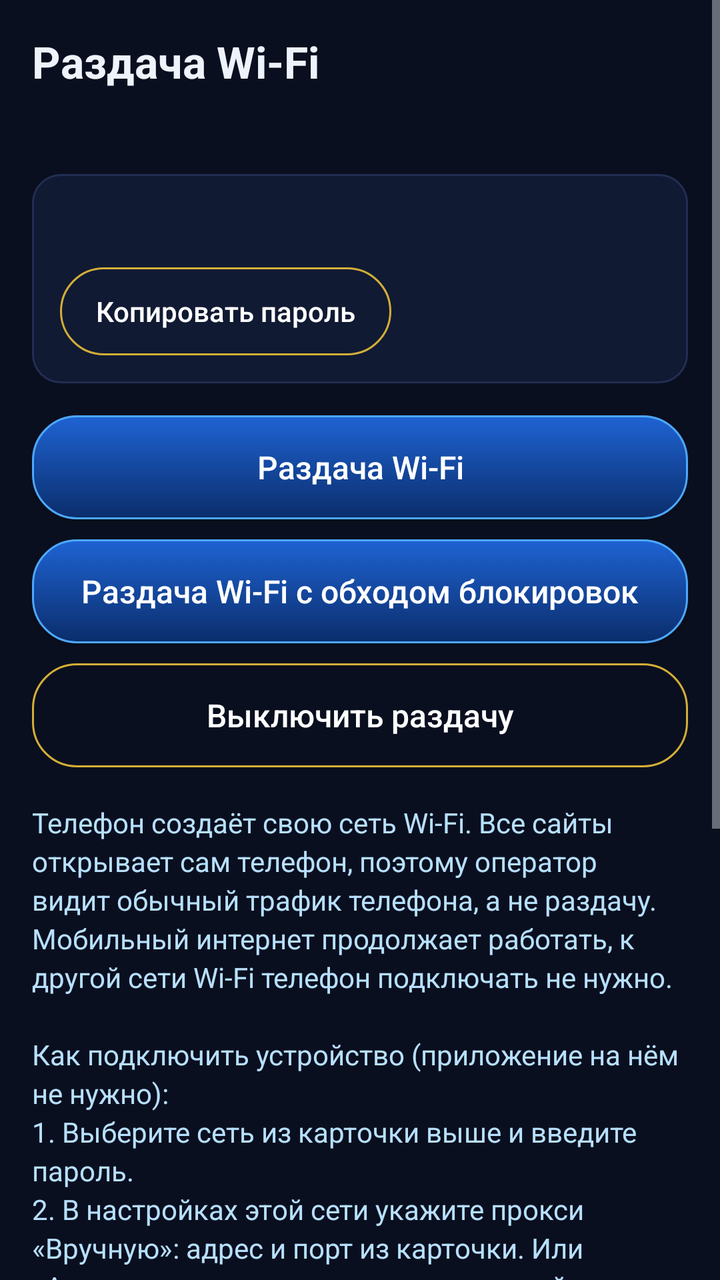
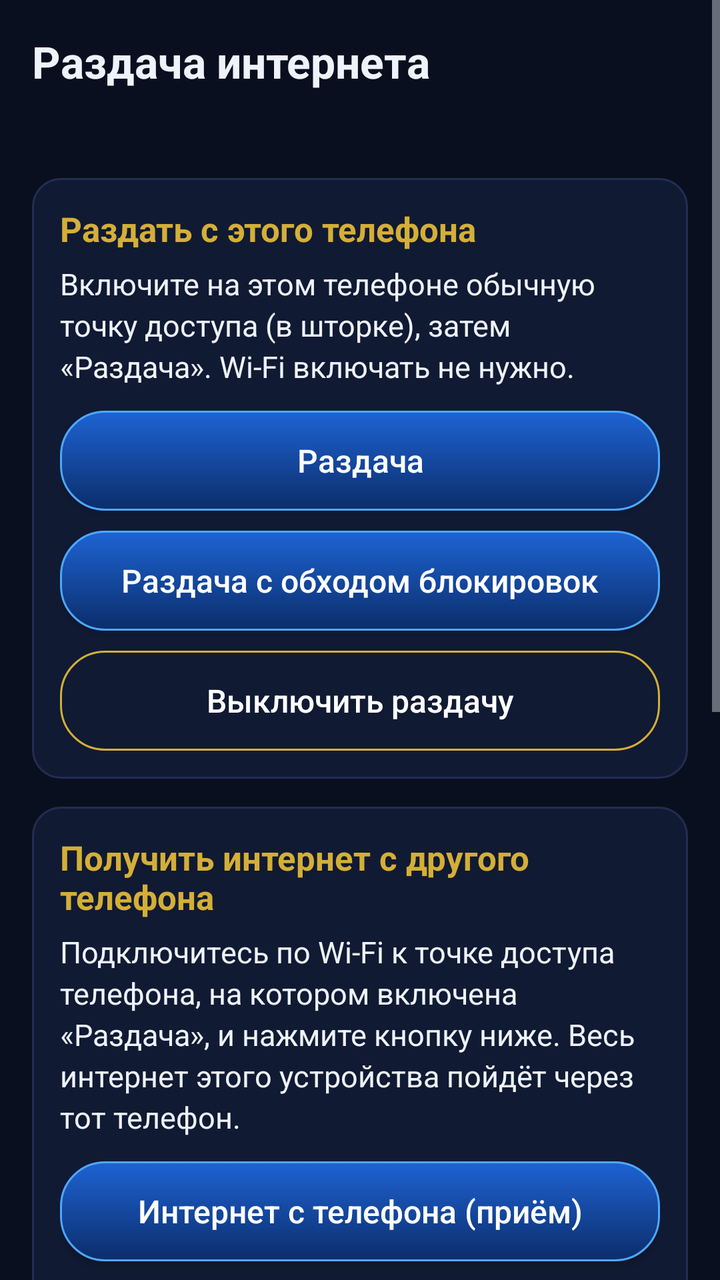

Compare the two renders of this Android layout. The source of the first and the diff that turns it into the second are given below.
<!-- AndroidManifest.xml: application theme AppTheme -->
<!-- res/layout/activity_share.xml -->
<?xml version="1.0" encoding="utf-8"?>
<ScrollView xmlns:android="http://schemas.android.com/apk/res/android"
    android:layout_width="match_parent"
    android:layout_height="match_parent">

    <LinearLayout
        android:layout_width="match_parent"
        android:layout_height="wrap_content"
        android:orientation="vertical"
        android:padding="16dp">

        <TextView
            android:layout_width="wrap_content"
            android:layout_height="wrap_content"
            android:text="@string/share_title"
            android:textColor="@color/text"
            android:textSize="22sp"
            android:textStyle="bold" />

        <TextView
            android:id="@+id/shareStatus"
            android:layout_width="match_parent"
            android:layout_height="wrap_content"
            android:layout_marginTop="8dp"
            android:textColor="@color/gold_light"
            android:textSize="16sp" />

        <LinearLayout
            android:id="@+id/shareCard"
            android:layout_width="match_parent"
            android:layout_height="wrap_content"
            android:layout_marginTop="12dp"
            android:background="@drawable/card"
            android:orientation="vertical"
            android:padding="14dp">

            <TextView
                android:id="@+id/shareInfo"
                android:layout_width="match_parent"
                android:layout_height="wrap_content"
                android:lineSpacingExtra="4dp"
                android:textColor="@color/text"
                android:textIsSelectable="true"
                android:textSize="17sp" />

            <Button
                android:id="@+id/sharePassCopy"
                android:layout_width="wrap_content"
                android:layout_height="44dp"
                android:layout_marginTop="10dp"
                android:background="@drawable/btn_ghost"
                android:focusable="true"
                android:paddingStart="18dp"
                android:paddingEnd="18dp"
                android:text="@string/share_copy_pass"
                android:textAllCaps="false"
                android:textColor="#FFFFFF" />
        </LinearLayout>

        <Button
            android:id="@+id/shareOnly"
            android:layout_width="match_parent"
            android:layout_height="52dp"
            android:layout_marginTop="16dp"
            android:background="@drawable/btn_primary"
            android:focusable="true"
            android:text="@string/mode_share"
            android:textAllCaps="false"
            android:textColor="#FFFFFF"
            android:textSize="16sp" />

        <Button
            android:id="@+id/shareBoth"
            android:layout_width="match_parent"
            android:layout_height="52dp"
            android:layout_marginTop="10dp"
            android:background="@drawable/btn_primary"
            android:focusable="true"
            android:text="@string/mode_both"
            android:textAllCaps="false"
            android:textColor="#FFFFFF"
            android:textSize="16sp" />

        <Button
            android:id="@+id/shareStop"
            android:layout_width="match_parent"
            android:layout_height="52dp"
            android:layout_marginTop="10dp"
            android:background="@drawable/btn_ghost"
            android:focusable="true"
            android:text="@string/share_stop"
            android:textAllCaps="false"
            android:textColor="#FFFFFF"
            android:textSize="16sp" />

        <TextView
            android:layout_width="match_parent"
            android:layout_height="wrap_content"
            android:layout_marginTop="18dp"
            android:lineSpacingExtra="3dp"
            android:text="@string/share_help"
            android:textColor="@color/light"
            android:textSize="14sp" />
    </LinearLayout>
</ScrollView>
<!-- resources referenced by this layout -->
<resources>
  <color name="gold_light">#F7E7B8</color>
  <color name="light">#B7E0FF</color>
  <color name="text">#EEF3FB</color>
  <!-- drawable btn_ghost (drawable) -->
  <?xml version="1.0" encoding="utf-8"?>
  <selector xmlns:android="http://schemas.android.com/apk/res/android">
      <item android:state_focused="true">
          <shape android:shape="rectangle">
              <solid android:color="#18264A" />
              <stroke android:width="2dp" android:color="@color/gold" />
              <corners android:radius="22dp" />
          </shape>
      </item>
      <item>
          <shape android:shape="rectangle">
              <solid android:color="@android:color/transparent" />
              <stroke android:width="1dp" android:color="@color/gold" />
              <corners android:radius="22dp" />
          </shape>
      </item>
  </selector>
  <!-- drawable card (drawable) -->
  <?xml version="1.0" encoding="utf-8"?>
  <shape xmlns:android="http://schemas.android.com/apk/res/android" android:shape="rectangle">
      <solid android:color="@color/card" />
      <stroke android:width="1dp" android:color="@color/line" />
      <corners android:radius="14dp" />
  </shape>
  <string name="mode_both">Раздача Wi-Fi с обходом блокировок</string>
  <string name="mode_share">Раздача Wi-Fi</string>
  <string name="share_copy_pass">Копировать пароль</string>
  <string name="share_help">Телефон создаёт свою сеть Wi-Fi. Все сайты открывает сам телефон, поэтому оператор видит обычный трафик телефона, а не раздачу. Мобильный интернет продолжает работать, к другой сети Wi-Fi телефон подключать не нужно.\n\nКак подключить устройство (приложение на нём не нужно):\n1. Выберите сеть из карточки выше и введите пароль.\n2. В настройках этой сети укажите прокси «Вручную»: адрес и порт из карточки. Или «Автоматически» — ссылку автонастройки.\n• Android и Android TV: Wi-Fi → сеть → Дополнительно → Прокси.\n• iPhone и iPad: Wi-Fi → (i) у сети → Настройка прокси.\n• Windows: Параметры → Сеть → Прокси → Вручную.\n3. Проверка: откройте в браузере адрес прокси (http://192.168.49.1:8282) — должно быть «раздача работает».\n\nОграничения: телевизоры Samsung и LG не умеют прокси. Работают приложения, которые используют прокси системы (браузеры, YouTube, большинство приложений); некоторые игры и звонки — нет. Телефон должен оставаться рядом (Wi-Fi Direct — около 20–50 м).</string>
  <string name="share_stop">Выключить раздачу</string>
  <string name="share_title">Раздача Wi-Fi</string>
  <style name="AppTheme" parent="android:Theme.DeviceDefault">
          <item name="android:windowBackground">@color/bg</item>
          <item name="android:colorAccent">@color/accent</item>
          <item name="android:statusBarColor">@color/bg</item>
          <item name="android:navigationBarColor">@color/bg</item>
      </style>
  <color name="gold">#D4AF37</color>
  <color name="royal">#1E63D3</color>
  <color name="deep">#0B2D6B</color>
  <color name="accent">#4DA8FF</color>
  <color name="card">#111A33</color>
  <color name="line">#222E52</color>
  <color name="bg">#0A0F1F</color>
  <!-- unchanged entries left out for length: 1 -->
</resources>

<!-- the commit's change to res/layout/activity_share.xml (unified diff, before → after) -->
@@ -25,70 +25,130 @@
             android:textColor="@color/gold_light"
             android:textSize="16sp" />
 
+        
         <LinearLayout
-            android:id="@+id/shareCard"
             android:layout_width="match_parent"
             android:layout_height="wrap_content"
-            android:layout_marginTop="12dp"
+            android:layout_marginTop="14dp"
             android:background="@drawable/card"
             android:orientation="vertical"
             android:padding="14dp">
 
             <TextView
+                android:layout_width="wrap_content"
+                android:layout_height="wrap_content"
+                android:text="@string/share_give_title"
+                android:textColor="@color/gold"
+                android:textSize="17sp"
+                android:textStyle="bold" />
+
+            <TextView
                 android:id="@+id/shareInfo"
                 android:layout_width="match_parent"
                 android:layout_height="wrap_content"
-                android:lineSpacingExtra="4dp"
+                android:layout_marginTop="6dp"
+                android:lineSpacingExtra="3dp"
+                android:text="@string/share_give_hint"
                 android:textColor="@color/text"
                 android:textIsSelectable="true"
-                android:textSize="17sp" />
+                android:textSize="15sp" />
 
             <Button
-                android:id="@+id/sharePassCopy"
-                android:layout_width="wrap_content"
-                android:layout_height="44dp"
+                android:id="@+id/shareOnly"
+                android:layout_width="match_parent"
+                android:layout_height="50dp"
+                android:layout_marginTop="12dp"
+                android:background="@drawable/btn_primary"
+                android:focusable="true"
+                android:text="@string/mode_share"
+                android:textAllCaps="false"
+                android:textColor="#FFFFFF"
+                android:textSize="16sp" />
+
+            <Button
+                android:id="@+id/shareBoth"
+                android:layout_width="match_parent"
+                android:layout_height="50dp"
+                android:layout_marginTop="10dp"
+                android:background="@drawable/btn_primary"
+                android:focusable="true"
+                android:text="@string/mode_both"
+                android:textAllCaps="false"
+                android:textColor="#FFFFFF"
+                android:textSize="16sp" />
+
+            <Button
+                android:id="@+id/shareStop"
+                android:layout_width="match_parent"
+                android:layout_height="50dp"
                 android:layout_marginTop="10dp"
                 android:background="@drawable/btn_ghost"
                 android:focusable="true"
-                android:paddingStart="18dp"
-                android:paddingEnd="18dp"
-                android:text="@string/share_copy_pass"
+                android:text="@string/share_stop"
                 android:textAllCaps="false"
-                android:textColor="#FFFFFF" />
+                android:textColor="#FFFFFF"
+                android:textSize="16sp" />
+        </LinearLayout>
+
+        
+        <LinearLayout
+            android:layout_width="match_parent"
+            android:layout_height="wrap_content"
+            android:layout_marginTop="14dp"
+            android:background="@drawable/card"
+            android:orientation="vertical"
+            android:padding="14dp">
+
+            <TextView
+                android:layout_width="wrap_content"
+                android:layout_height="wrap_content"
+                android:text="@string/share_take_title"
+                android:textColor="@color/gold"
+                android:textSize="17sp"
+                android:textStyle="bold" />
+
+            <TextView
+                android:layout_width="match_parent"
+                android:layout_height="wrap_content"
+                android:layout_marginTop="6dp"
+                android:lineSpacingExtra="3dp"
+                android:text="@string/share_take_hint"
+                android:textColor="@color/text"
+                android:textSize="15sp" />
+
+            <Button
+                android:id="@+id/recvOn"
+                android:layout_width="match_parent"
+                android:layout_height="50dp"
+                android:layout_marginTop="12dp"
+                android:background="@drawable/btn_primary"
+                android:focusable="true"
+                android:text="@string/mode_recv"
+                android:textAllCaps="false"
+                android:textColor="#FFFFFF"
+                android:textSize="16sp" />
+
+            <Button
+                android:id="@+id/recvStop"
+                android:layout_width="match_parent"
+                android:layout_height="50dp"
+                android:layout_marginTop="10dp"
+                android:background="@drawable/btn_ghost"
+                android:focusable="true"
+                android:text="@string/recv_stop"
+                android:textAllCaps="false"
+                android:textColor="#FFFFFF"
+                android:textSize="16sp" />
         </LinearLayout>
 
         <Button
-            android:id="@+id/shareOnly"
+            android:id="@+id/addTile"
             android:layout_width="match_parent"
-            android:layout_height="52dp"
-            android:layout_marginTop="16dp"
-            android:background="@drawable/btn_primary"
-            android:focusable="true"
-            android:text="@string/mode_share"
-            android:textAllCaps="false"
-            android:textColor="#FFFFFF"
-            android:textSize="16sp" />
-
-        <Button
-            android:id="@+id/shareBoth"
-            android:layout_width="match_parent"
-            android:layout_height="52dp"
-            android:layout_marginTop="10dp"
-            android:background="@drawable/btn_primary"
-            android:focusable="true"
-            android:text="@string/mode_both"
-            android:textAllCaps="false"
-            android:textColor="#FFFFFF"
-            android:textSize="16sp" />
-
-        <Button
-            android:id="@+id/shareStop"
-            android:layout_width="match_parent"
-            android:layout_height="52dp"
-            android:layout_marginTop="10dp"
+            android:layout_height="50dp"
+            android:layout_marginTop="14dp"
             android:background="@drawable/btn_ghost"
             android:focusable="true"
-            android:text="@string/share_stop"
+            android:text="@string/tile_add"
             android:textAllCaps="false"
             android:textColor="#FFFFFF"
             android:textSize="16sp" />
<!-- resource entries referenced after the edit -->
@@ -28,12 +28,18 @@
       <stroke android:width="1dp" android:color="@color/line" />
       <corners android:radius="14dp" />
   </shape>
-  <string name="mode_both">Раздача Wi-Fi с обходом блокировок</string>
-  <string name="mode_share">Раздача Wi-Fi</string>
-  <string name="share_copy_pass">Копировать пароль</string>
-  <string name="share_help">Телефон создаёт свою сеть Wi-Fi. Все сайты открывает сам телефон, поэтому оператор видит обычный трафик телефона, а не раздачу. Мобильный интернет продолжает работать, к другой сети Wi-Fi телефон подключать не нужно.\n\nКак подключить устройство (приложение на нём не нужно):\n1. Выберите сеть из карточки выше и введите пароль.\n2. В настройках этой сети укажите прокси «Вручную»: адрес и порт из карточки. Или «Автоматически» — ссылку автонастройки.\n• Android и Android TV: Wi-Fi → сеть → Дополнительно → Прокси.\n• iPhone и iPad: Wi-Fi → (i) у сети → Настройка прокси.\n• Windows: Параметры → Сеть → Прокси → Вручную.\n3. Проверка: откройте в браузере адрес прокси (http://192.168.49.1:8282) — должно быть «раздача работает».\n\nОграничения: телевизоры Samsung и LG не умеют прокси. Работают приложения, которые используют прокси системы (браузеры, YouTube, большинство приложений); некоторые игры и звонки — нет. Телефон должен оставаться рядом (Wi-Fi Direct — около 20–50 м).</string>
+  <string name="mode_both">Раздача с обходом блокировок</string>
+  <string name="mode_recv">Интернет с телефона (приём)</string>
+  <string name="mode_share">Раздача</string>
+  <string name="recv_stop">Выключить приём</string>
+  <string name="share_give_hint">Включите на этом телефоне обычную точку доступа (в шторке), затем «Раздача». Wi-Fi включать не нужно.</string>
+  <string name="share_give_title">Раздать с этого телефона</string>
+  <string name="share_help">Как это работает: телефон с сим-картой включает обычную точку доступа и «Раздачу». На втором устройстве (телефон, планшет, Android TV) с Aristocrat NET — «Интернет с телефона». Все сайты открывает сам первый телефон, поэтому оператор видит его обычный трафик, а не раздачу.\n\nУстройства без Aristocrat NET (ноутбук, iPhone): подключитесь к точке доступа и укажите в настройках этой сети прокси «Вручную» — адрес телефона и порт 8282. Без прокси такое устройство пойдёт в интернет обычной раздачей, и оператор её увидит.\n\nПроверка: на втором устройстве откройте в браузере http://адрес телефона:8282 — будет «раздача работает».</string>
   <string name="share_stop">Выключить раздачу</string>
-  <string name="share_title">Раздача Wi-Fi</string>
+  <string name="share_take_hint">Подключитесь по Wi-Fi к точке доступа телефона, на котором включена «Раздача», и нажмите кнопку ниже. Весь интернет этого устройства пойдёт через тот телефон.</string>
+  <string name="share_take_title">Получить интернет с другого телефона</string>
+  <string name="share_title">Раздача интернета</string>
+  <string name="tile_add">Добавить кнопку в шторку</string>
   <style name="AppTheme" parent="android:Theme.DeviceDefault">
           <item name="android:windowBackground">@color/bg</item>
           <item name="android:colorAccent">@color/accent</item>
